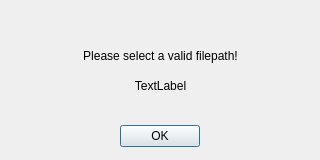
Qt form errordialog.ui (michaelfong2017/3DViewerEcho) before a commit.
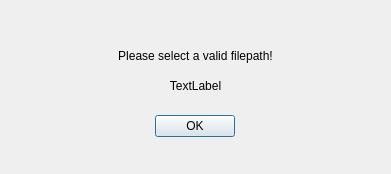
The same form after that commit.

Diff of the .ui file:
```diff
--- a/errordialog.ui
+++ b/errordialog.ui
@@ -6,8 +6,8 @@
    <rect>
     <x>0</x>
     <y>0</y>
-    <width>320</width>
-    <height>160</height>
+    <width>391</width>
+    <height>174</height>
    </rect>
   </property>
   <property name="windowTitle">
@@ -16,9 +16,9 @@
   <widget class="QDialogButtonBox" name="buttonBox">
    <property name="geometry">
     <rect>
-     <x>20</x>
-     <y>120</y>
-     <width>280</width>
+     <x>-1</x>
+     <y>110</y>
+     <width>391</width>
      <height>32</height>
     </rect>
    </property>
@@ -35,9 +35,9 @@
   <widget class="QLabel" name="label">
    <property name="geometry">
     <rect>
-     <x>30</x>
+     <x>0</x>
      <y>40</y>
-     <width>261</width>
+     <width>391</width>
      <height>31</height>
     </rect>
    </property>
@@ -50,13 +50,16 @@
    <property name="alignment">
     <set>Qt::AlignCenter</set>
    </property>
+   <property name="wordWrap">
+    <bool>false</bool>
+   </property>
   </widget>
   <widget class="QLabel" name="label_2">
    <property name="geometry">
     <rect>
-     <x>30</x>
+     <x>0</x>
      <y>70</y>
-     <width>261</width>
+     <width>391</width>
      <height>31</height>
     </rect>
    </property>
```
